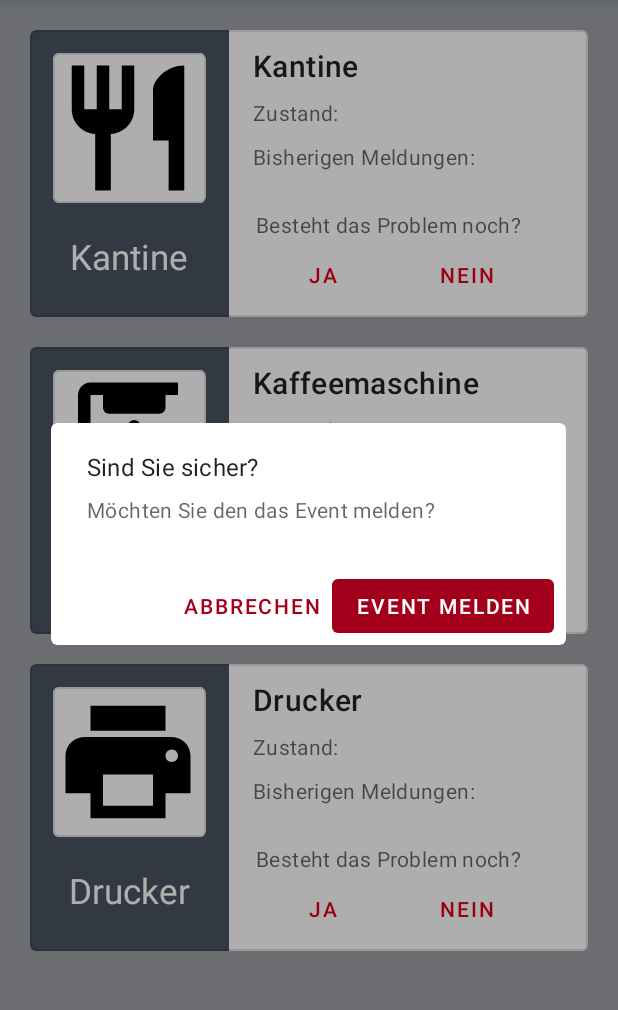
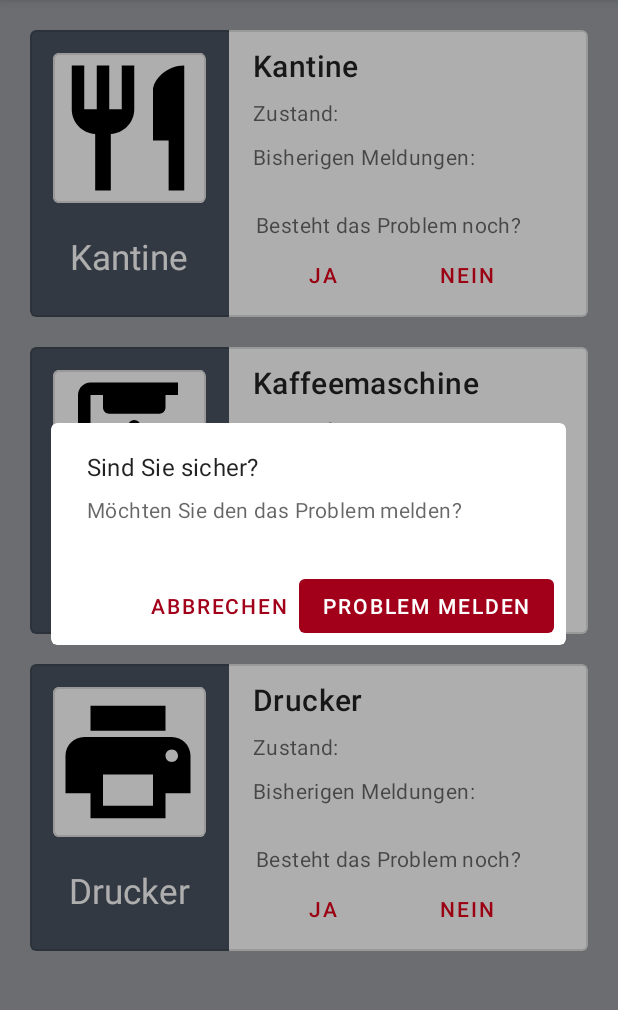
Before and after one commit to DHBWorld/DHBWorld, an Android app: the screen it shows after launch (UserInteraction), after a tap on "JA", on a phone screen of 412 x 824 dp, the part 84-1094 px from its top. Run offline under Robolectric (Android 15) with nearby library versions, the phone set to English and light mode, and no system bars.

Commit message:
strings wurden angepasst

```diff
--- a/app/src/main/java/com/main/dhbworld/Fragments/DialogCofirmationUserInteraction.java
+++ b/app/src/main/java/com/main/dhbworld/Fragments/DialogCofirmationUserInteraction.java
@@ -12,9 +12,8 @@ import com.main.dhbworld.R;
 public class DialogCofirmationUserInteraction extends MaterialAlertDialogBuilder {
 
 
-    public DialogCofirmationUserInteraction(@NonNull Context context, int message) {
+    public DialogCofirmationUserInteraction(@NonNull Context context, int message, int buttonText) {
         super(context);
-
         this.setTitle(R.string.sind_sie_sicher);
         this.setMessage(message);
 
@@ -24,16 +23,10 @@ public class DialogCofirmationUserInteraction extends MaterialAlertDialogBuilder
                 dialog.cancel();
             }
         });
+        this.setPositiveButton(buttonText, new DialogInterface.OnClickListener() {
 
-
-
-
-        this.setPositiveButton(R.string.event_melden, new DialogInterface.OnClickListener() {
-
-            @SuppressLint("ResourceAsColor")
             @Override
             public void onClick(DialogInterface dialog, int which) {
-
                 Toast toast= Toast.makeText(context, R.string.danke_fuer_event, Toast.LENGTH_SHORT);
                 toast.setGravity(Gravity.CENTER,0,0);
                 toast.show();
--- a/app/src/main/java/com/main/dhbworld/UserInteraction.java
+++ b/app/src/main/java/com/main/dhbworld/UserInteraction.java
@@ -33,7 +33,7 @@ public class UserInteraction extends AppCompatActivity {
             j.setOnClickListener(new View.OnClickListener() {
                 @Override
                 public void onClick(View v) {
-                    DialogCofirmationUserInteraction confirmation= new DialogCofirmationUserInteraction(UserInteraction.this, R.string.moechten_sie_event_melden);
+                    DialogCofirmationUserInteraction confirmation= new DialogCofirmationUserInteraction(UserInteraction.this, R.string.moechten_sie_event_melden, R.string.problem_melden);
                     confirmation.show();
 
                     //Backend logik: Ein Event wurde gemeldet
@@ -46,7 +46,7 @@ public class UserInteraction extends AppCompatActivity {
             n.setOnClickListener(new View.OnClickListener() {
                 @Override
                 public void onClick(View v) {
-                    DialogCofirmationUserInteraction confirmation= new DialogCofirmationUserInteraction(UserInteraction.this, R.string.moechten_sie_das_problem_besteht_nicht_mehr);
+                    DialogCofirmationUserInteraction confirmation= new DialogCofirmationUserInteraction(UserInteraction.this, R.string.moechten_sie_das_problem_besteht_nicht_mehr, R.string.problem_ist_geloest);
                     confirmation.show();
 
                     //Backend logik: Das Event besteht nicht mehr
--- a/app/src/main/res/values/strings.xml
+++ b/app/src/main/res/values/strings.xml
@@ -10,10 +10,12 @@
     <string name="kaffeemaschine">Kaffeemaschine</string>
     <string name="zustand">Zustand:</string>
     <string name="bisherigen_meldungen">Bisherigen Meldungen:</string>
-    <string name="moechten_sie_event_melden">Möchten Sie den das Event melden?</string>
+    <string name="moechten_sie_event_melden">Möchten Sie den das Problem melden?</string>
     <string name="sind_sie_sicher">Sind Sie sicher?</string>
     <string name="abbrechen">Abbrechen</string>
-    <string name="event_melden">Event melden</string>
+    <string name="problem_melden">Problem melden</string>
     <string name="danke_fuer_event">Danke, dass Sie an unsrem Kommunikation-Service teilnehmen!</string>
     <string name="moechten_sie_das_problem_besteht_nicht_mehr">Möchten Sie melden, dass das Problem nicht mehr besteht?</string>
+    <string name="problem_ist_geloest">Schon gelöst</string>
+
 </resources>
```
